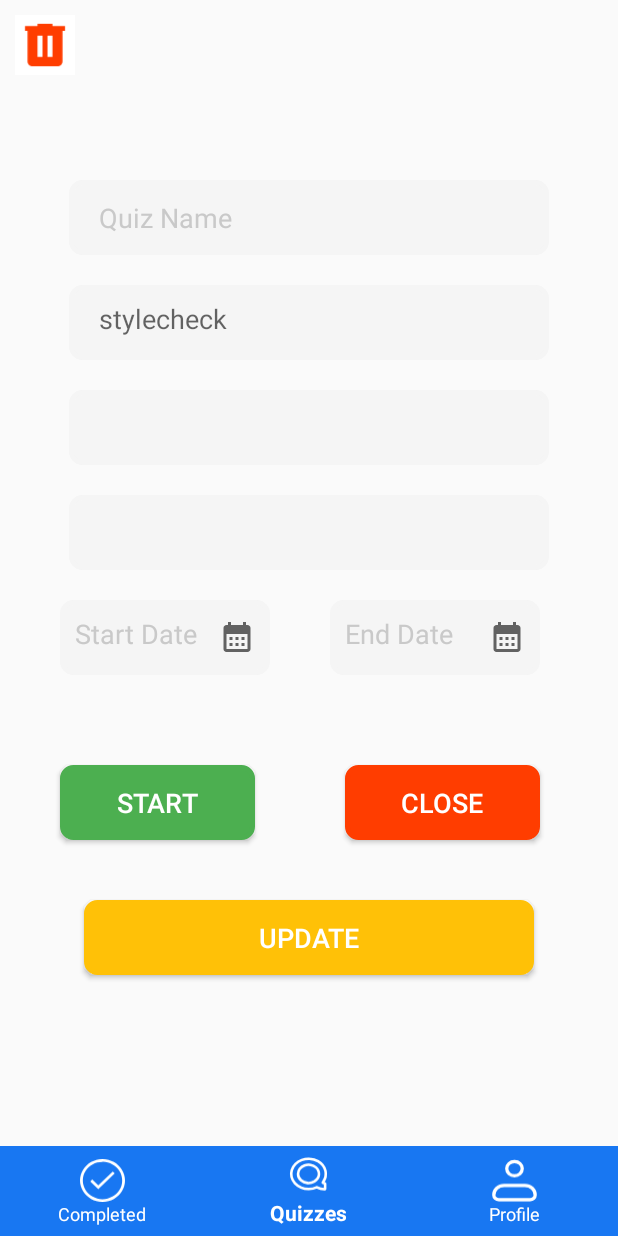
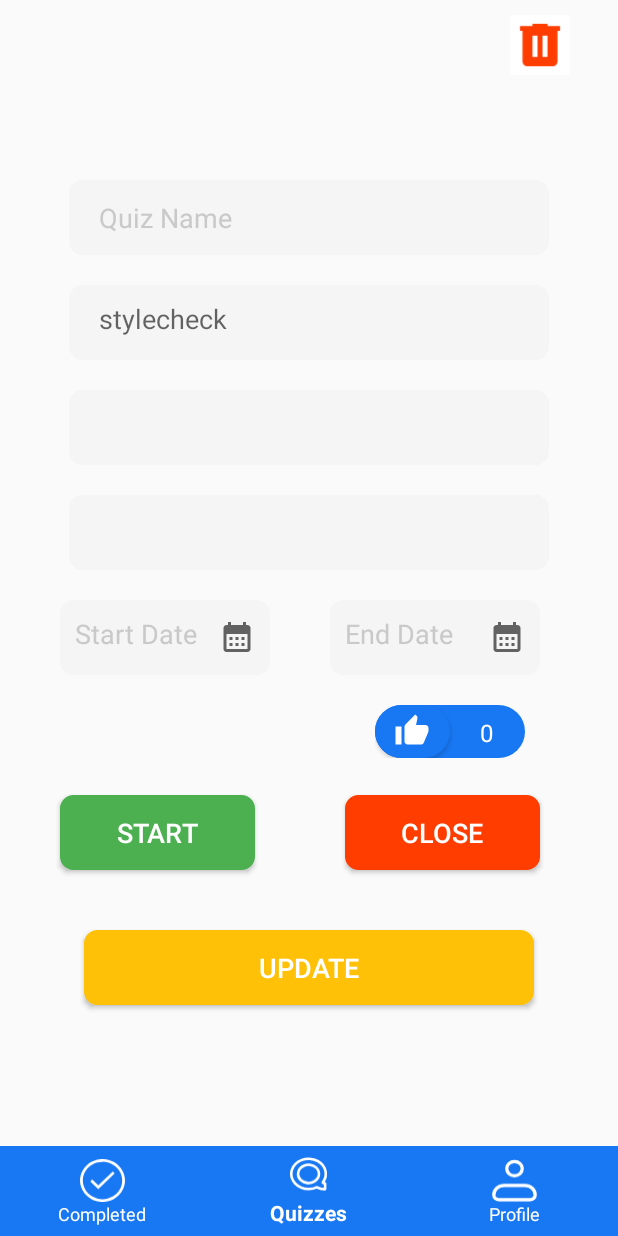
Before and after one commit to Vijay6868/Quiz-Tournament-mobile-app, an Android app: the fragment F_Quiz_Details placed in its activity, on a phone screen of 412 x 824 dp. Run offline under Robolectric (Android 15) with nearby library versions, the phone set to English and light mode, and no system bars; our stand-ins replace Firebase (no records; nobody signed in at launch, a user with empty details on screens opened directly); 1 statement that could not run was skipped.

Commit message:
like functionality added to quiz

```diff
--- a/project2/app/src/main/java/com/example/myapplication/F_Completed.java
+++ b/project2/app/src/main/java/com/example/myapplication/F_Completed.java
@@ -59,6 +59,6 @@ public class F_Completed extends Fragment {
     public View onCreateView(LayoutInflater inflater, ViewGroup container,
                              Bundle savedInstanceState) {
         // Inflate the layout for this fragment
-        return inflater.inflate(R.layout.fragment_f__completed, container, false);
+        return inflater.inflate(R.layout.f__completed, container, false);
     }
 }
--- a/project2/app/src/main/java/com/example/myapplication/F_Profile.java
+++ b/project2/app/src/main/java/com/example/myapplication/F_Profile.java
@@ -65,7 +65,7 @@ public class F_Profile extends Fragment {
     public View onCreateView(LayoutInflater inflater, ViewGroup container,
                              Bundle savedInstanceState) {
         // Inflate the layout for this fragment
-         view = inflater.inflate(R.layout.fragment_f__profile, container, false);
+         view = inflater.inflate(R.layout.f__profile, container, false);
          logout = view.findViewById(R.id.lb_logOut);
          handleLogout();
 
--- a/project2/app/src/main/java/com/example/myapplication/F_Quiz_Details.java
+++ b/project2/app/src/main/java/com/example/myapplication/F_Quiz_Details.java
@@ -16,25 +16,17 @@ import android.widget.EditText;
 import android.widget.ImageView;
 import android.widget.TextView;
 import android.widget.Toast;
+import android.widget.ToggleButton;
 
 import com.example.myapplication.quizAndUsers.Quiz;
 import com.example.myapplication.quizAndUsers.QuizManager;
 
 import java.util.Calendar;
 
-/**
- * A simple {@link Fragment} subclass.
- * Use the {@link F_Quiz_Details#newInstance} factory method to
- * create an instance of this fragment.
- */
+
 public class F_Quiz_Details extends Fragment {
 
-    // TODO: Rename parameter arguments, choose names that match
-    // the fragment initialization parameters, e.g. ARG_ITEM_NUMBER
-    private static final String ARG_PARAM1 = "param1";
-    private static final String ARG_PARAM2 = "param2";
 
-    // TODO: Rename and change types of parameters
     private String mParam1;
     private String mParam2;
 
@@ -42,42 +34,19 @@ public class F_Quiz_Details extends Fragment {
         // Required empty public constructor
     }
 
-    /**
-     * Use this factory method to create a new instance of
-     * this fragment using the provided parameters.
-     *
-     * @param param1 Parameter 1.
-     * @param param2 Parameter 2.
-     * @return A new instance of fragment F_Quiz_Details.
-     */
-    // TODO: Rename and change types and number of parameters
-    public static F_Quiz_Details newInstance(String param1, String param2) {
-        F_Quiz_Details fragment = new F_Quiz_Details();
-        Bundle args = new Bundle();
-        args.putString(ARG_PARAM1, param1);
-        args.putString(ARG_PARAM2, param2);
-        fragment.setArguments(args);
-        return fragment;
-    }
-
-    @Override
-    public void onCreate(Bundle savedInstanceState) {
-        super.onCreate(savedInstanceState);
-        if (getArguments() != null) {
-            mParam1 = getArguments().getString(ARG_PARAM1);
-            mParam2 = getArguments().getString(ARG_PARAM2);
-        }
-    }
     //================================================================================
     View view;
     EditText qname;
-    TextView difficulty, category, noOfQues, w_sdate, w_edate, sdate,edate,w_title;
+    TextView difficulty, category, noOfQues, w_sdate, w_edate, sdate,edate,w_title,likes;
     Button btClose, btStart, btUpdate;
-    String _start_date, _end_date,_qname;
+    String _start_date, _end_date,_qname,_likes;
     Validator validator;
     Quiz quiz;
     QuizManager quizManager;
     ImageView iv_delete;
+    ToggleButton tgLike;
+    int originalLikes;
+
     @Override
     public View onCreateView(LayoutInflater inflater, ViewGroup container,
                              Bundle savedInstanceState) {
@@ -96,6 +65,8 @@ public class F_Quiz_Details extends Fragment {
          sdate = view.findViewById(R.id.start_date);
          edate = view.findViewById(R.id.end_date);
          qname = view.findViewById(R.id.tbTitle);
+         tgLike  = view.findViewById(R.id.tgLike);
+         likes = view.findViewById(R.id.likes);
          setQuizDetails();
          inputs();
 
@@ -103,10 +74,36 @@ public class F_Quiz_Details extends Fragment {
          handleBtClose();
          handleDateSelection();
          handleBtUpdate();
+         handleTgLike();
 
+         originalLikes = quiz.getLikes();
         return view;
     }
+    private void handleTgLike() {
 
+
+
+        tgLike.setOnClickListener(new View.OnClickListener() {
+//            String like = likes.getText().toString();
+//            int parsedLike = Integer.parseInt(like);
+            @Override
+            public void onClick(View v) {
+                if(tgLike.isChecked()){
+                    int newLike = quiz.getLikes()+1;
+                    quiz.setLikes(newLike);
+                    _likes = String.valueOf(newLike);
+                    likes.setText(_likes);
+                    //likes
+                }
+                else{
+                    String _likes = String.valueOf(originalLikes);
+                    likes.setText(_likes);
+                    int newLike = quiz.getLikes()-1;
+                    quiz.setLikes(newLike);
+                }
+            }
+        });
+    }
     private void handleDeleteQuiz() {
         iv_delete = view.findViewById(R.id.btDelete);
         iv_delete.setOnClickListener(new View.OnClickListener() {
@@ -195,6 +192,8 @@ public class F_Quiz_Details extends Fragment {
                 noOfQues.setText(quiz.getNoOfQues());
                 sdate.setText(quiz.getSdate());
                 edate.setText(quiz.getEdate());
+                _likes = String.valueOf(quiz.getLikes());
+                likes.setText(_likes);
             }
 
         }
--- a/project2/app/src/main/java/com/example/myapplication/F_Quizzes.java
+++ b/project2/app/src/main/java/com/example/myapplication/F_Quizzes.java
@@ -22,8 +22,6 @@ import com.google.firebase.database.FirebaseDatabase;
 import com.google.firebase.database.ValueEventListener;
 
 import java.util.ArrayList;
-
-import okhttp3.internal.cache.DiskLruCache;
 
 /**
  * A simple {@link Fragment} subclass.
@@ -84,7 +82,7 @@ public class F_Quizzes extends Fragment implements SelectedListener{
     public View onCreateView(LayoutInflater inflater, ViewGroup container,
                              Bundle savedInstanceState) {
         // Inflate the layout for this fragment
-         view = inflater.inflate(R.layout.fragment_f__quizzes, container, false);
+         view = inflater.inflate(R.layout.f__quizzes, container, false);
         handleQuizSelectionSpin();
         readQuizData();
         recView();
--- /dev/null
+++ b/project2/app/src/main/res/drawable/bt_like.xml
@@ -0,0 +1,8 @@
+<?xml version="1.0" encoding="utf-8"?>
+<shape xmlns:android="http://schemas.android.com/apk/res/android"
+    android:shape="rectangle">
+    <solid android:color="@color/bt_color_1"/>
+    <corners android:radius="200dp"/>
+
+
+</shape>
--- /dev/null
+++ b/project2/app/src/main/res/drawable/ic_like_off.xml
@@ -0,0 +1,5 @@
+<vector android:height="24dp" android:tint="#FFFFFF"
+    android:viewportHeight="24" android:viewportWidth="24"
+    android:width="24dp" xmlns:android="http://schemas.android.com/apk/res/android">
+    <path android:fillColor="@android:color/white" android:pathData="M1,21h4L5,9L1,9v12zM23,10c0,-1.1 -0.9,-2 -2,-2h-6.31l0.95,-4.57 0.03,-0.32c0,-0.41 -0.17,-0.79 -0.44,-1.06L14.17,1 7.59,7.59C7.22,7.95 7,8.45 7,9v10c0,1.1 0.9,2 2,2h9c0.83,0 1.54,-0.5 1.84,-1.22l3.02,-7.05c0.09,-0.23 0.14,-0.47 0.14,-0.73v-2z"/>
+</vector>
--- /dev/null
+++ b/project2/app/src/main/res/drawable/ic_like_on.xml
@@ -0,0 +1,5 @@
+<vector android:height="24dp" android:tint="#1877F2"
+    android:viewportHeight="24" android:viewportWidth="24"
+    android:width="24dp" xmlns:android="http://schemas.android.com/apk/res/android">
+    <path android:fillColor="@android:color/white" android:pathData="M1,21h4L5,9L1,9v12zM23,10c0,-1.1 -0.9,-2 -2,-2h-6.31l0.95,-4.57 0.03,-0.32c0,-0.41 -0.17,-0.79 -0.44,-1.06L14.17,1 7.59,7.59C7.22,7.95 7,8.45 7,9v10c0,1.1 0.9,2 2,2h9c0.83,0 1.54,-0.5 1.84,-1.22l3.02,-7.05c0.09,-0.23 0.14,-0.47 0.14,-0.73v-2z"/>
+</vector>
--- /dev/null
+++ b/project2/app/src/main/res/drawable/ic_like_on2.xml
@@ -0,0 +1,5 @@
+<vector android:height="24dp" android:tint="#FFC107"
+    android:viewportHeight="24" android:viewportWidth="24"
+    android:width="24dp" xmlns:android="http://schemas.android.com/apk/res/android">
+    <path android:fillColor="@android:color/white" android:pathData="M1,21h4L5,9L1,9v12zM23,10c0,-1.1 -0.9,-2 -2,-2h-6.31l0.95,-4.57 0.03,-0.32c0,-0.41 -0.17,-0.79 -0.44,-1.06L14.17,1 7.59,7.59C7.22,7.95 7,8.45 7,9v10c0,1.1 0.9,2 2,2h9c0.83,0 1.54,-0.5 1.84,-1.22l3.02,-7.05c0.09,-0.23 0.14,-0.47 0.14,-0.73v-2z"/>
+</vector>
--- /dev/null
+++ b/project2/app/src/main/res/drawable/sel_like.xml
@@ -0,0 +1,6 @@
+<?xml version="1.0" encoding="utf-8"?>
+<selector xmlns:android="http://schemas.android.com/apk/res/android">
+    <item android:state_checked="true" android:drawable="@drawable/ic_like_on2"/>
+    <item android:state_checked="false" android:drawable="@drawable/ic_like_off"/>
+
+</selector>
--- a/project2/app/src/main/res/layout/f_quiz_details.xml
+++ b/project2/app/src/main/res/layout/f_quiz_details.xml
@@ -14,13 +14,9 @@
             android:id="@+id/btDelete"
             android:layout_width="40dp"
             android:layout_height="40dp"
-
-            android:layout_marginStart="10dp"
+            android:background="@color/white"
+            android:layout_marginLeft="340dp"
             android:layout_marginTop="10dp"
-            android:layout_marginEnd="10dp"
-            android:layout_marginBottom="10dp"
-            android:background="@color/white"
-
             android:src="@drawable/ic_delete" />
         <ToggleButton
             android:layout_width="wrap_content"
@@ -88,6 +84,35 @@
             android:id="@+id/end_date"
             android:layout_marginLeft="220dp"
             android:textColorHint="@color/et_hint"/>
+        <RelativeLayout
+            android:layout_width="100dp"
+            android:layout_height="35dp"
+            android:layout_below="@+id/end_date"
+            android:layout_marginTop="20dp"
+            android:layout_marginLeft="250dp"
+            android:background="@drawable/bt_like"
+            >
+            <ToggleButton
+                android:id="@+id/tgLike"
+                android:layout_width="50dp"
+                android:layout_height="40dp"
+                android:textOn=""
+                android:textOff=""
+                android:padding="5dp"
+                android:background="@drawable/bt_like"
+                android:drawableTop="@drawable/sel_like"
+                />
+            <TextView
+                android:layout_width="wrap_content"
+                android:layout_height="wrap_content"
+                android:text="0"
+                android:textSize="16sp"
+                android:layout_marginTop="7dp"
+                android:layout_marginLeft="70dp"
+                android:textColor="@color/white"
+                android:id="@+id/likes"/>
+        </RelativeLayout>
+
 
         <TextView
             android:id="@+id/wlb_quiz_name"
@@ -112,7 +137,7 @@
             android:id="@+id/btStart"
             style="@style/button_3_half"
             android:layout_below="@id/start_date"
-            android:layout_marginTop="60dp"
+            android:layout_marginTop="80dp"
             android:text="Start"
             android:textSize="18sp"
             android:layout_alignLeft="@id/start_date"/>
@@ -121,7 +146,7 @@
             android:id="@+id/btClose"
             style="@style/button_4_half"
             android:layout_below="@id/start_date"
-            android:layout_marginTop="60dp"
+            android:layout_marginTop="80dp"
             android:text="Close"
             android:layout_alignRight="@id/end_date"
             android:textSize="18sp" />
```
Also changed, not shown: project2/app/src/main/java/com/example/myapplication/F_Create_Quiz.java (+6 -5 lines), project2/app/src/main/res/layout/f__completed.xml (renamed from project2/app/src/main/res/layout/fragment_f__completed.xml), project2/app/src/main/res/layout/f__create__quiz.xml (renamed from project2/app/src/main/res/layout/fragment__create__quiz.xml), project2/app/src/main/res/layout/f__profile.xml (renamed from project2/app/src/main/res/layout/fragment_f__profile.xml), project2/app/src/main/res/layout/f__quizzes.xml (renamed from project2/app/src/main/res/layout/fragment_f__quizzes.xml).
